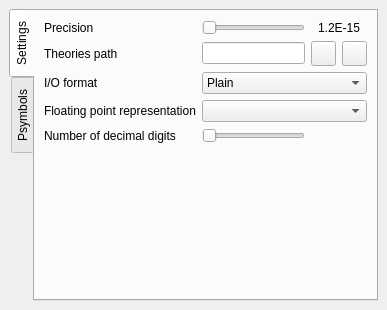
This is pyranha/Gui/__panelWidget.ui in 7ofNine/piranha as Qt 5 draws it before an edit. The edited form follows.
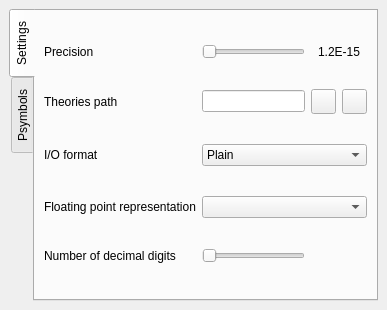
This is the edited form. Icons and pictures are not drawn.

Commit message:
Implemented a cache mechanism for the symbols' icons.
This way switching between latex and ascii rendering is much faster.
Implemented with a Python dictionary in 5 lines of code. I start
to like Python...

Diff of the .ui file:
```diff
--- a/pyranha/Gui/__panelWidget.ui
+++ b/pyranha/Gui/__panelWidget.ui
@@ -213,19 +213,6 @@
          </property>
         </widget>
        </item>
-       <item row="5" column="1" >
-        <spacer>
-         <property name="orientation" >
-          <enum>Qt::Vertical</enum>
-         </property>
-         <property name="sizeHint" >
-          <size>
-           <width>20</width>
-           <height>40</height>
-          </size>
-         </property>
-        </spacer>
-       </item>
       </layout>
      </widget>
      <widget class="QWidget" name="tab2" >
```
Left out of the diff: 8 changed lines with no effect on the pictures. The commit also changes 1 other file.
